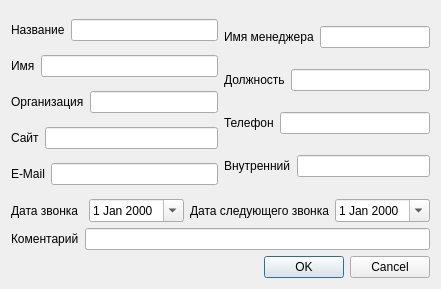
Qt form Dialog.ui (dshmelev/dbsan) before a commit.
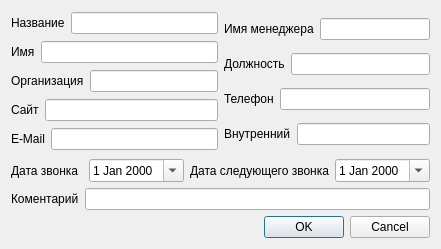
The same form after that commit.

Diff of the .ui file:
```diff
--- a/Dialog.ui
+++ b/Dialog.ui
@@ -10,7 +10,7 @@
     <x>0</x>
     <y>0</y>
     <width>441</width>
-    <height>289</height>
+    <height>249</height>
    </rect>
   </property>
   <property name="windowTitle">
```
